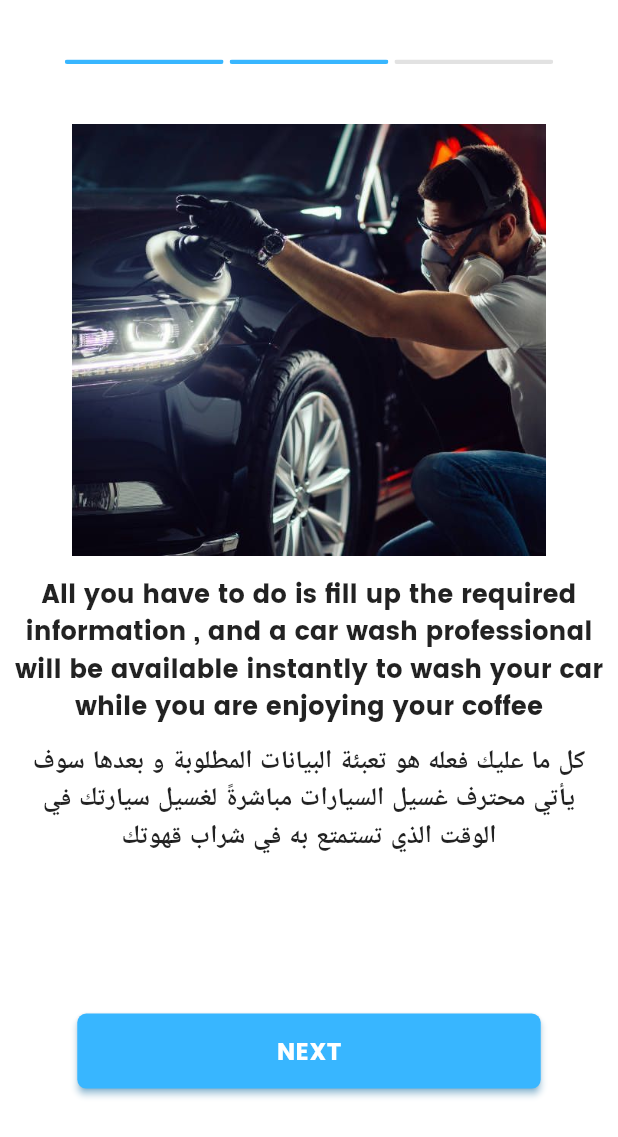
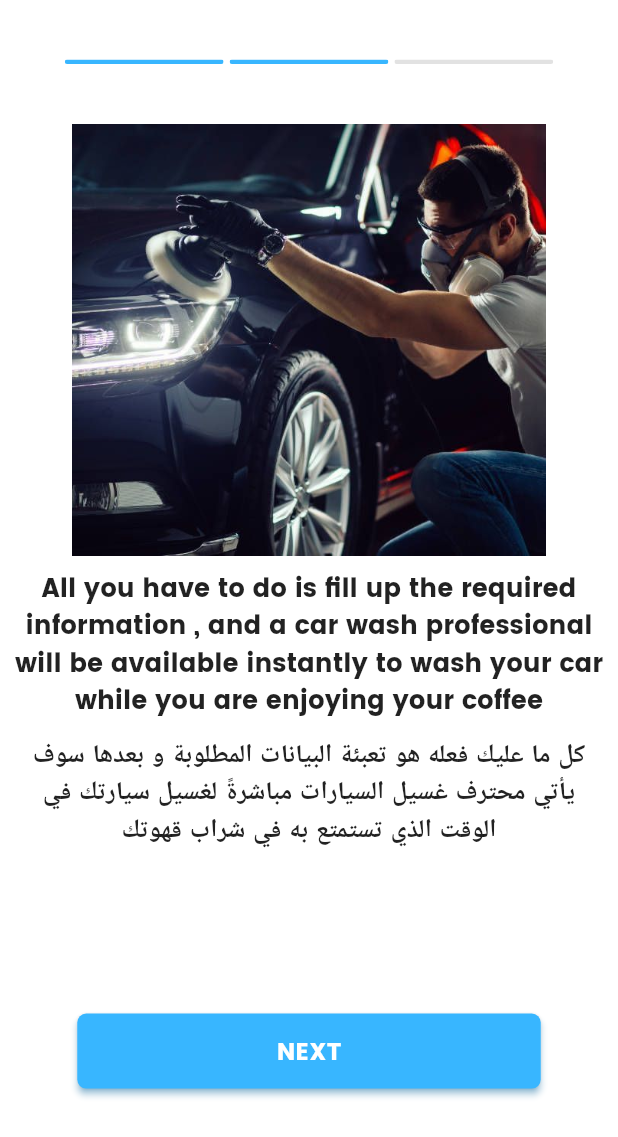
Before and after one commit to huzaifaa786/klicks_app, a Flutter app: the screen it shows after launch, after a tap on "NEXT", on a phone screen of 412 x 824 dp. Shown: the top 1137 px of the screen. Run offline on Flutter 3.47's test engine with Material 2 defaults, Android fonts, the light colour scheme and no system bars; drawn by our look-alikes of step_progress_indicator; our stand-ins replace cached_network_image, carousel_slider, dio, dropdown_button2, easy_localization, firebase_auth and 13 more; missing offline and left inert: dart:ffi, flutter_facebook_auth, flutter_stripe, mobile_scanner; accounts and stored records are empty; statements that could not run were skipped.

Commit message:
Adil, 15/4/2023

```diff
--- a/lib/screen/intro/fragments/fragment_1.dart
+++ b/lib/screen/intro/fragments/fragment_1.dart
@@ -30,7 +30,7 @@
               height: MediaQuery.of(context).size.height * 0.35,
             ),
             Container(
-              padding: EdgeInsets.only(top: 12, right: 8, left: 8),
+              padding: EdgeInsets.only(top: 8, right: 8, left: 8),
               child: Text(
                 'Klick wash is a platform that provides a convenient car wash experience while you are enjoying your stay at your preferred mall . ',
                 textAlign: TextAlign.center,
--- a/lib/screen/intro/fragments/fragment_2.dart
+++ b/lib/screen/intro/fragments/fragment_2.dart
@@ -27,7 +27,7 @@
               height: MediaQuery.of(context).size.height * 0.35,
             ),
             Container(
-              padding: EdgeInsets.only(top: 12,right: 8,left: 8),
+              padding: EdgeInsets.only(top: 8,right: 8,left: 8),
               child: Text(
                 'All you have to do is fill up the required information , and a car wash professional will be available instantly to wash your car while you are enjoying your coffee',
                 textAlign: TextAlign.center,
--- a/lib/screen/intro/fragments/fragment_3.dart
+++ b/lib/screen/intro/fragments/fragment_3.dart
@@ -24,12 +24,12 @@
         children: [
           Image(
             image: AssetImage(
-              'assets/images/ii2.jpg',
+              'assets/images/ii3.png',
             ),
             height: MediaQuery.of(context).size.height * 0.35,
           ),
           Container(
-            padding: EdgeInsets.only(top: 12,right: 8,left: 8),
+            padding: EdgeInsets.only(top: 8,right: 8,left: 8),
             child: Text(
               'A civilized method of car wash services in malls in which the car wash professional does not have to wait in hot weathers to provide the service .',
               textAlign: TextAlign.center,
```
Also changed, not shown: assets/images/ii3.png (added).
